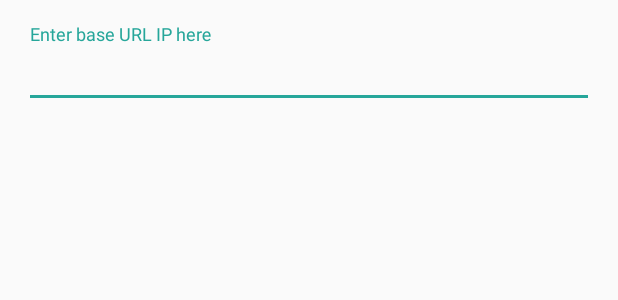
After one commit to vishnubenny/BelieversApp, an Android app: the layout dialog_change_url.xml on its own in the app's theme, with its tools: preview values and no code run, on a phone screen of 412 x 824 dp. The commit adds this screen. Shown: the top 300 px of the screen. Run offline under Robolectric (Android 15) with nearby library versions, the phone set to English and light mode, and no system bars; network calls fail.

Commit message:
feat(Configure base URL): Run time base URL configuration

```diff
--- a/app/src/main/java/com/fabsv/believers/believers/data/source/remote/retrofit/ApiClient.kt
+++ b/app/src/main/java/com/fabsv/believers/believers/data/source/remote/retrofit/ApiClient.kt
@@ -10,7 +10,7 @@ import java.util.concurrent.TimeUnit
 
 class ApiClient {
     companion object {
-        private val BASE_URL = AppConstants.ApiConstants.BASE_URL
+        private val BASE_URL = AppConstants.ApiConstants.baseUrl
         private var retrofit: Retrofit? = null
 
         var okHttpClient = OkHttpClient.Builder()
--- a/app/src/main/java/com/fabsv/believers/believers/ui/base/MvpActivity.kt
+++ b/app/src/main/java/com/fabsv/believers/believers/ui/base/MvpActivity.kt
@@ -14,6 +14,7 @@ import com.fabsv.believers.believers.R
 import com.fabsv.believers.believers.data.source.local.prefs.AppPreferencesHelper
 import com.fabsv.believers.believers.ui.utils.ProgressDialog
 import com.fabsv.believers.believers.ui.utils.setCustomToastProperties
+import com.fabsv.believers.believers.util.constants.AppConstants.ApiConstants.Companion.baseUrl
 import com.fabsv.believers.believers.util.methods.UtilityMethods
 import com.lv.note.personalnote.ui.base.MvpPresenter
 import kotlinx.android.synthetic.main.activity_main.*
@@ -35,7 +36,12 @@ abstract class MvpActivity<V : MvpView, P : MvpPresenter<V>> : BaseActivity(), M
 
         @Suppress("UNCHECKED_CAST")
         presenter!!.attachView(this as V)
+        prepareAppConstants()
         onPrepareActivity()
+    }
+
+    private fun prepareAppConstants() {
+        baseUrl = appPreferenceHelper.getAppBaseUrl()
     }
 
     override fun onDestroy() {
--- a/app/src/main/java/com/fabsv/believers/believers/util/constants/AppConstants.kt
+++ b/app/src/main/java/com/fabsv/believers/believers/util/constants/AppConstants.kt
@@ -31,6 +31,7 @@ class AppConstants {
 //            const val BASE_URL = "http://172.17.17.14:8071/api/MandalamMobilApp/" //live //updated on 20190708
             const val BASE_URL = "http://192.168.1.20:8005/api/MandalamMobilApp/" //debug //updated on 20190709
 //            const val BASE_URL = "http://www.mocky.io/v2/"
+            var baseUrl = BASE_URL
         }
     }
 
--- /dev/null
+++ b/app/src/main/res/layout/dialog_change_url.xml
@@ -0,0 +1,20 @@
+<?xml version="1.0" encoding="utf-8"?>
+<androidx.constraintlayout.widget.ConstraintLayout xmlns:android="http://schemas.android.com/apk/res/android"
+    xmlns:app="http://schemas.android.com/apk/res-auto"
+    android:layout_width="match_parent"
+    android:layout_height="wrap_content"
+    android:padding="@dimen/padding">
+
+    <com.google.android.material.textfield.TextInputLayout
+        android:layout_width="match_parent"
+        android:layout_height="wrap_content"
+        android:hint="Enter base URL IP here"
+        app:layout_constraintTop_toTopOf="parent">
+
+        <androidx.appcompat.widget.AppCompatEditText
+            android:id="@+id/edtTxtBaseUrl"
+            android:layout_width="match_parent"
+            android:layout_height="wrap_content"
+            android:digits="1234567890.:" />
+    </com.google.android.material.textfield.TextInputLayout>
+</androidx.constraintlayout.widget.ConstraintLayout>
```
Also changed, not shown: app/src/main/java/com/fabsv/believers/believers/data/source/local/prefs/AppPreferencesHelper.kt (+17 -6 lines), app/src/main/java/com/fabsv/believers/believers/ui/module/login/LoginFragment.kt (+47 -1 lines), app/src/main/java/com/fabsv/believers/believers/util/extension/StringExt.kt (added, +13 -0 lines), app/src/main/res/menu/login_menu.xml (added, +9 -0 lines).
